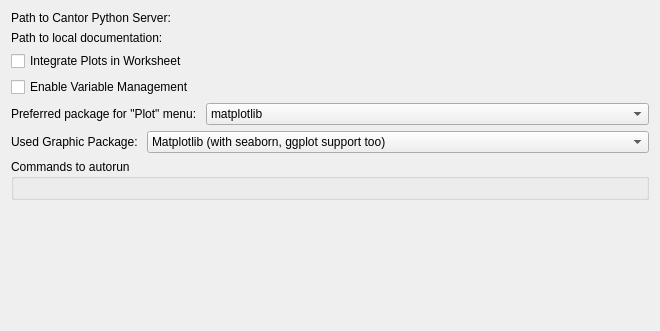
Old version of the form src/backends/python/settings.ui in the repository KDE/cantor.
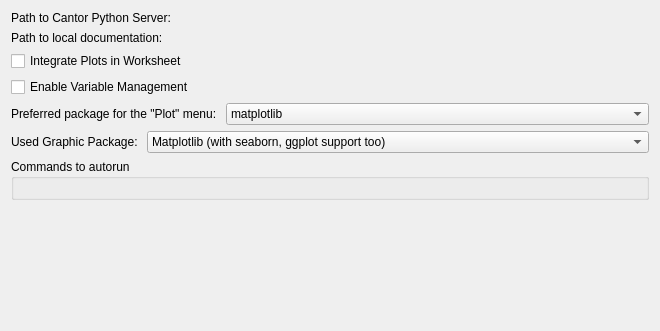
New version of the form. Custom widgets are drawn as their Qt base class.

Patch:
```diff
--- a/src/backends/python/settings.ui
+++ b/src/backends/python/settings.ui
@@ -74,7 +74,7 @@
         <string>Graphic package, which code will be used for plotting via &quot;Plot&quot; Cantor menu.</string>
        </property>
        <property name="text">
-        <string>Preferred package for &quot;Plot&quot; menu: </string>
+        <string>Preferred package for the &quot;Plot&quot; menu: </string>
        </property>
       </widget>
      </item>
```
